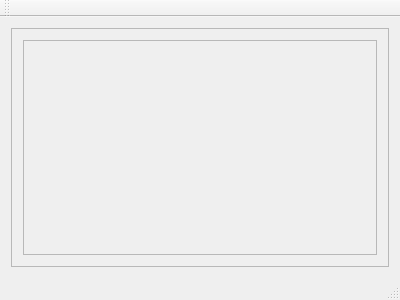
Before: the Qt Designer form mainwindow.ui in blockspacer/pages, drawn with Qt 5.
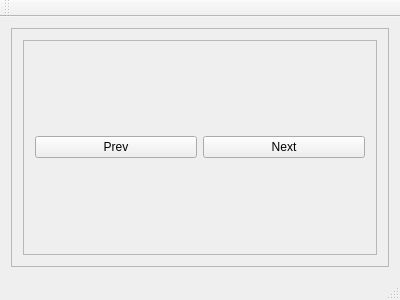
After: the same form once the commit is applied.

Diff of the .ui file:
```diff
--- a/mainwindow.ui
+++ b/mainwindow.ui
@@ -42,6 +42,24 @@
            <item row="0" column="0">
             <layout class="QVBoxLayout" name="scrollVerticalLayout"/>
            </item>
+           <item row="0" column="0">
+            <layout class="QHBoxLayout" name="horizontalLayout">
+             <item>
+              <widget class="QPushButton" name="prevButton">
+               <property name="text">
+                <string>Prev</string>
+               </property>
+              </widget>
+             </item>
+             <item>
+              <widget class="QPushButton" name="nextButton">
+               <property name="text">
+                <string>Next</string>
+               </property>
+              </widget>
+             </item>
+            </layout>
+           </item>
           </layout>
          </widget>
         </widget>
```
Left out of the diff: 2 changed lines with no effect on the pictures.
